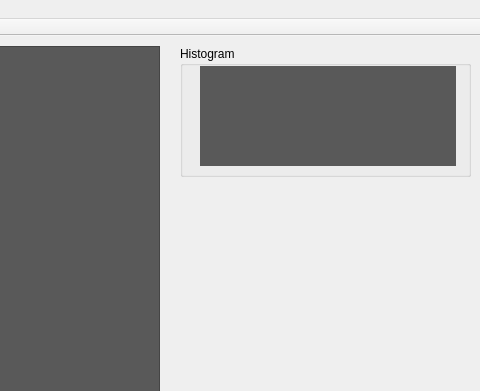
This is imageProcessing/mainwindow.ui in KKyang/Image-Processing as Qt 5 draws it before an edit; both pictures show x 800 to 1280 and y 0 to 391 of the 1280 by 720 pixel window. The edited form follows.
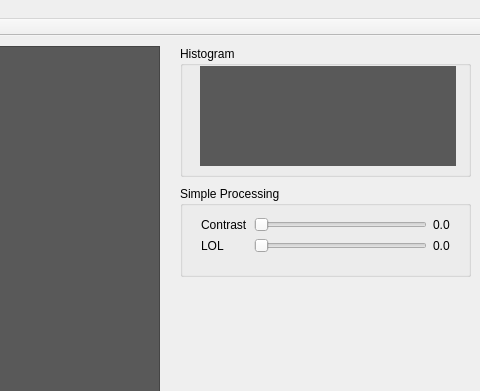
This is the edited form. Custom widgets are drawn as their Qt base class.

```diff
--- a/imageProcessing/mainwindow.ui
+++ b/imageProcessing/mainwindow.ui
@@ -62,6 +62,89 @@
      </property>
     </widget>
    </widget>
+   <widget class="QGroupBox" name="groupBox_2">
+    <property name="geometry">
+     <rect>
+      <x>980</x>
+      <y>150</y>
+      <width>291</width>
+      <height>91</height>
+     </rect>
+    </property>
+    <property name="title">
+     <string>Simple Processing</string>
+    </property>
+    <widget class="QWidget" name="">
+     <property name="geometry">
+      <rect>
+       <x>10</x>
+       <y>20</y>
+       <width>271</width>
+       <height>58</height>
+      </rect>
+     </property>
+     <layout class="QHBoxLayout" name="horizontalLayout_3">
+      <item>
+       <layout class="QVBoxLayout" name="verticalLayout">
+        <item>
+         <widget class="QLabel" name="label">
+          <property name="text">
+           <string>Contrast</string>
+          </property>
+         </widget>
+        </item>
+        <item>
+         <widget class="QLabel" name="label_3">
+          <property name="text">
+           <string>LOL</string>
+          </property>
+         </widget>
+        </item>
+       </layout>
+      </item>
+      <item>
+       <layout class="QVBoxLayout" name="verticalLayout_2">
+        <item>
+         <layout class="QHBoxLayout" name="horizontalLayout">
+          <item>
+           <widget class="QSlider" name="horizontalSlider_contrast">
+            <property name="orientation">
+             <enum>Qt::Horizontal</enum>
+            </property>
+           </widget>
+          </item>
+          <item>
+           <widget class="QLabel" name="label_2">
+            <property name="text">
+             <string>0.0</string>
+            </property>
+           </widget>
+          </item>
+         </layout>
+        </item>
+        <item>
+         <layout class="QHBoxLayout" name="horizontalLayout_2">
+          <item>
+           <widget class="QSlider" name="horizontalSlider_2">
+            <property name="orientation">
+             <enum>Qt::Horizontal</enum>
+            </property>
+           </widget>
+          </item>
+          <item>
+           <widget class="QLabel" name="label_4">
+            <property name="text">
+             <string>0.0</string>
+            </property>
+           </widget>
+          </item>
+         </layout>
+        </item>
+       </layout>
+      </item>
+     </layout>
+    </widget>
+   </widget>
   </widget>
   <widget class="QMenuBar" name="menuBar">
    <property name="geometry">
```
